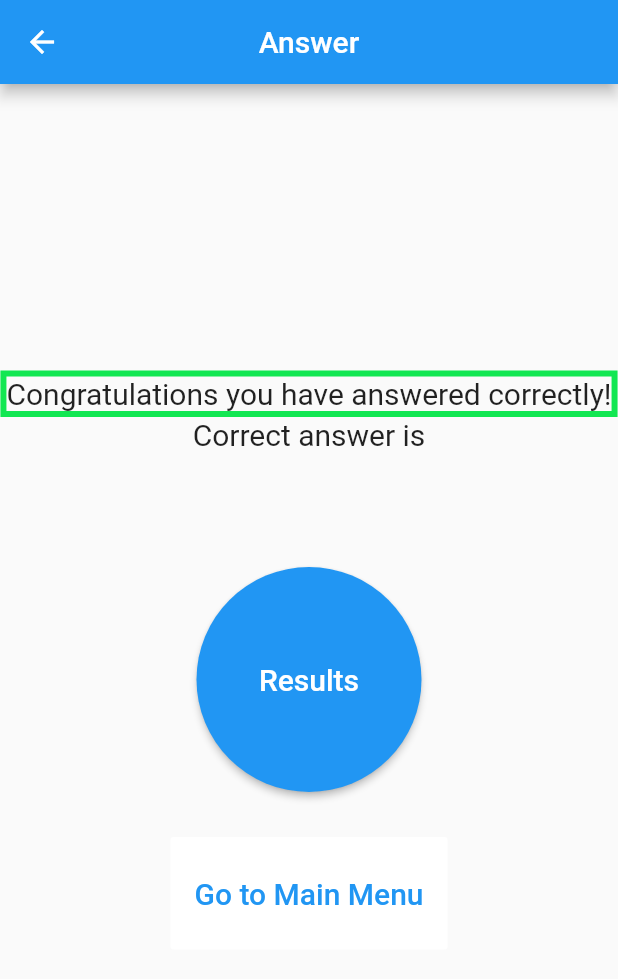
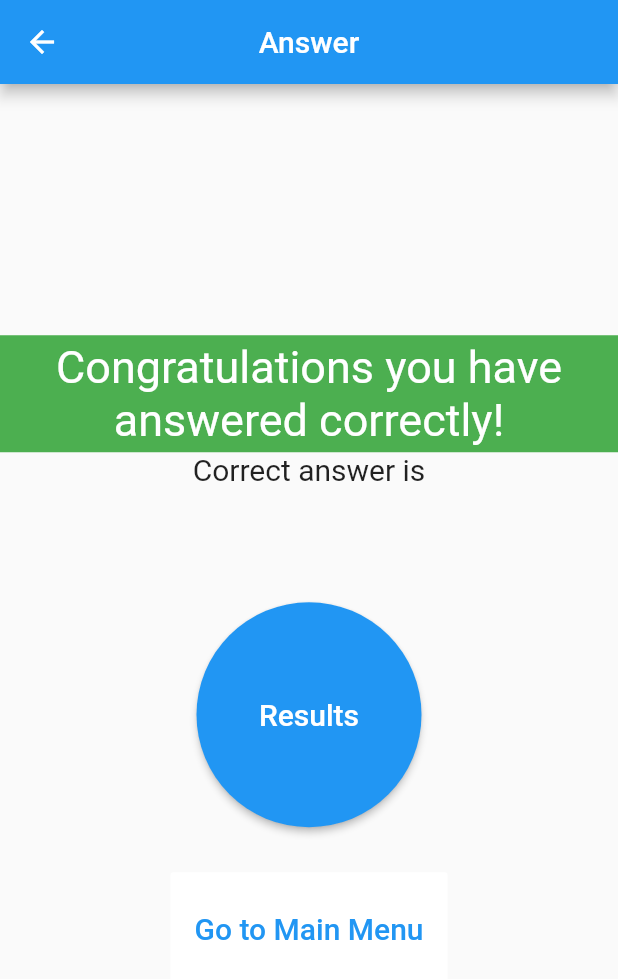
Before and after one commit to jorgeprieto1988/quizz, a Flutter app: the AnswerScreen screen opened directly with empty values, on a phone screen of 412 x 824 dp. Shown: the top 979 px of the screen. Run offline on Flutter 3.47's test engine with Material 2 defaults, Android fonts, the phone set to English and light mode, and no system bars.

Commit message:
update fontsizes and background color

```diff
--- a/lib/screens/answer_screen.dart
+++ b/lib/screens/answer_screen.dart
@@ -83,24 +83,23 @@ class AnswerScreen extends StatelessWidget {
       settings.setcorrectQuestions(settings.getcorrectQuestions() + 1);
       return Container(
           decoration: BoxDecoration(
-              border: Border.all(
-                  width: 4.0, color: Color.fromARGB(255, 18, 231, 82))),
+              color: Colors.green,
+              border: Border.all(width: 4.0, color: Colors.green)),
           child: Text(
             "Congratulations you have answered correctly!",
-            style: TextStyle(
-              fontSize: 20,
-            ),
+            style: TextStyle(fontSize: 30, color: Colors.white),
+            textAlign: TextAlign.center,
           ));
     } else {
       return Container(
           decoration: BoxDecoration(
+              color: Color.fromARGB(255, 241, 47, 13),
               border: Border.all(
-                  width: 4.0, color: Color.fromARGB(255, 241, 47, 13))),
+                  width: 10.0, color: Color.fromARGB(255, 241, 47, 13))),
           child: Text(
             "Sorry, that is not the correct answer",
-            style: TextStyle(
-              fontSize: 20,
-            ),
+            style: TextStyle(fontSize: 30, color: Colors.white),
+            textAlign: TextAlign.center,
           ));
     }
   }
--- a/lib/widgets/question_widget.dart
+++ b/lib/widgets/question_widget.dart
@@ -51,7 +51,7 @@ class _QuestionWidget extends State<QuestionWidget> {
                     child: Text(
                       snapshot.data.questionText,
                       textAlign: TextAlign.center,
-                      style: TextStyle(fontSize: 20, color: Colors.white),
+                      style: TextStyle(fontSize: 30, color: Colors.white),
                     ),
                   ),
                   SizedBox(
@@ -78,7 +78,7 @@ class _QuestionWidget extends State<QuestionWidget> {
                       },
                       child: Text(
                         'TRUE',
-                        style: TextStyle(color: Colors.white),
+                        style: TextStyle(color: Colors.white, fontSize: 25),
                       ),
                     ),
                   ),
@@ -106,7 +106,7 @@ class _QuestionWidget extends State<QuestionWidget> {
                       },
                       child: Text(
                         'FALSE',
-                        style: TextStyle(color: Colors.white),
+                        style: TextStyle(color: Colors.white, fontSize: 25),
                       ),
                     ),
                   ),
```
